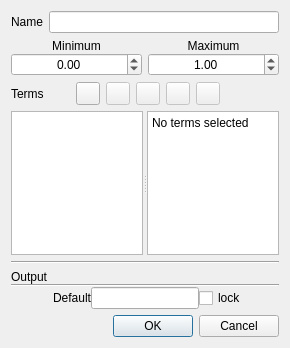
This is qtfuzzylite/ui/Variable.ui in fuzzylite/fuzzylite as Qt 5 draws it before an edit. The edited form follows.
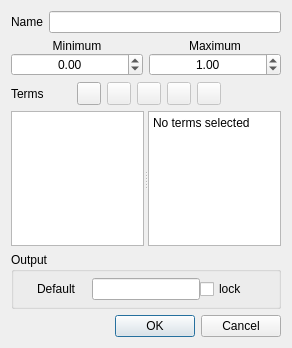
This is the edited form. Icons and pictures are not drawn.

```diff
--- a/qtfuzzylite/ui/Variable.ui
+++ b/qtfuzzylite/ui/Variable.ui
@@ -9,7 +9,7 @@
    <rect>
     <x>0</x>
     <y>0</y>
-    <width>290</width>
+    <width>292</width>
     <height>348</height>
    </rect>
   </property>
@@ -306,42 +306,20 @@
     </widget>
    </item>
    <item>
-    <widget class="Line" name="line_2">
-
-     <property name="orientation">
-      <enum>Qt::Horizontal</enum>
-     </property>
-    </widget>
-   </item>
-   <item>
-    <widget class="QFrame" name="gbx_output">
-
+    <widget class="QGroupBox" name="gbx_output">
      <property name="styleSheet">
       <string notr="true"/>
      </property>
+     <property name="title">
+      <string>Output</string>
+     </property>
      <layout class="QVBoxLayout" name="verticalLayout_2">
       <property name="spacing">
        <number>0</number>
       </property>
       <property name="margin">
-       <number>0</number>
+       <number>6</number>
       </property>
-      <item>
-       <widget class="QLabel" name="label">
-
-        <property name="text">
-         <string>Output</string>
-        </property>
-       </widget>
-      </item>
-      <item>
-       <widget class="Line" name="line">
-
-        <property name="orientation">
-         <enum>Qt::Horizontal</enum>
-        </property>
-       </widget>
-      </item>
       <item>
        <layout class="QHBoxLayout" name="horizontalLayout_4">
         <property name="bottomMargin">
@@ -352,11 +330,17 @@
           <property name="enabled">
            <bool>true</bool>
           </property>
+          <property name="sizePolicy">
+           <sizepolicy hsizetype="Preferred" vsizetype="Fixed">
+            <horstretch>0</horstretch>
+            <verstretch>0</verstretch>
+           </sizepolicy>
+          </property>
           <property name="text">
            <string>Default</string>
           </property>
           <property name="alignment">
-           <set>Qt::AlignRight|Qt::AlignTrailing|Qt::AlignVCenter</set>
+           <set>Qt::AlignCenter</set>
           </property>
          </widget>
         </item>
@@ -375,6 +359,9 @@
           <property name="text">
            <string/>
           </property>
+          <property name="alignment">
+           <set>Qt::AlignCenter</set>
+          </property>
          </widget>
         </item>
         <item>
```
Left out of the diff: 11 changed lines with no effect on the pictures.
